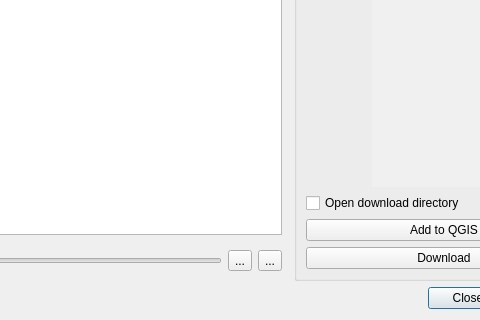
Old version of the form qgis_hub_plugin/gui/resource_browser.ui in the repository qgis/QGIS-Hub-Plugin; both pictures show x 517 to 997 and y 453 to 773 of the 1122 by 773 pixel window.
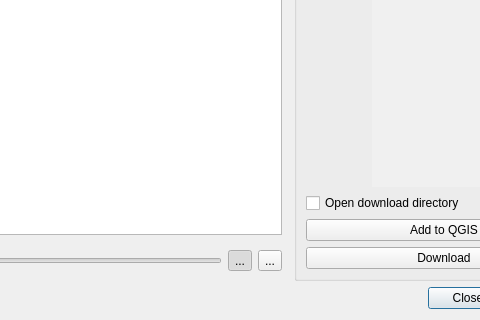
New version of the form.

Commit message: Add icon for icon and list button.

Diff of the .ui file:
```diff
--- a/qgis_hub_plugin/gui/resource_browser.ui
+++ b/qgis_hub_plugin/gui/resource_browser.ui
@@ -272,6 +272,12 @@
               <property name="text">
                <string>...</string>
               </property>
+              <property name="checkable">
+               <bool>true</bool>
+              </property>
+              <property name="checked">
+               <bool>true</bool>
+              </property>
              </widget>
             </item>
             <item>
```
Left out of the diff: 3 changed lines with no effect on the pictures. The commit also changes 1 other file.
